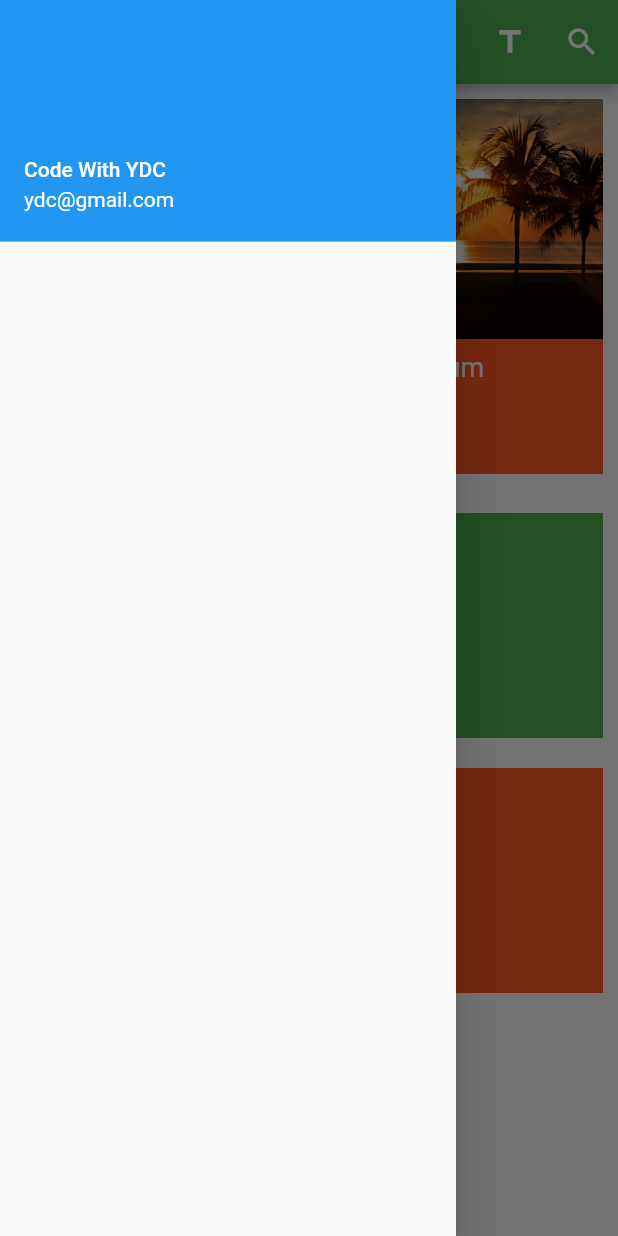
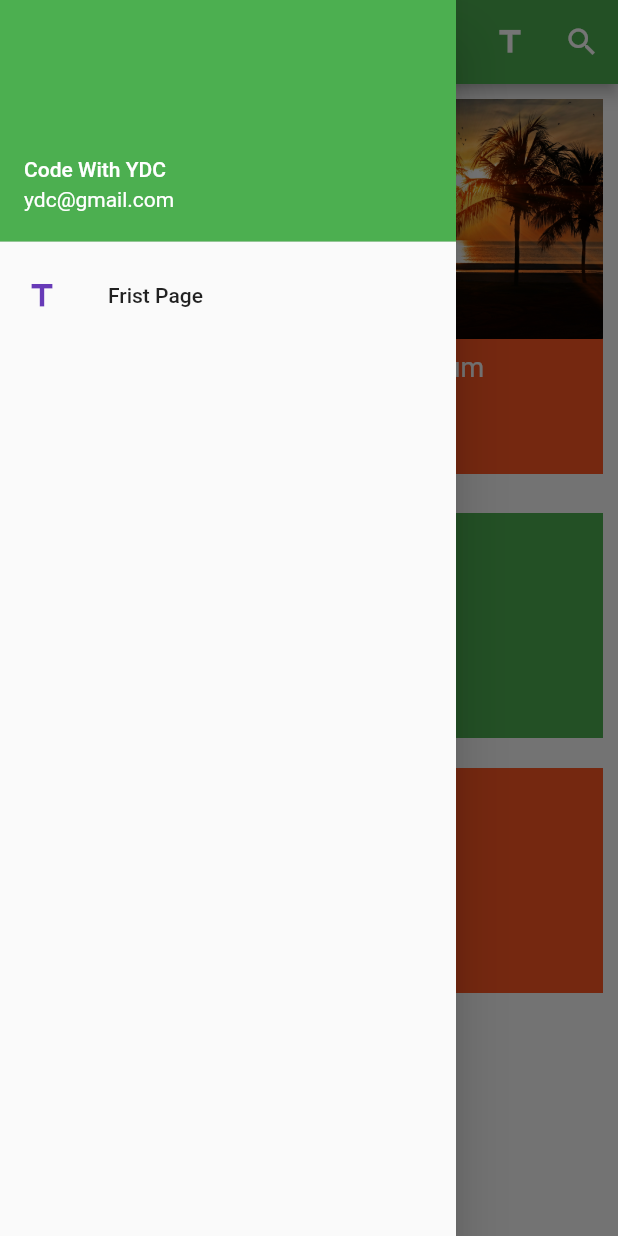
Before and after one commit to Yazdani1/Flutter-App-UI-Design, a Flutter app: the screen it shows after launch, with the side drawer open, on a phone screen of 412 x 824 dp. Run offline on Flutter 3.47's test engine with Material 2 defaults, Android fonts, the phone set to English and light mode, and no system bars.

Commit message:
Drawer Added

```diff
--- a/lib/HomePage.dart
+++ b/lib/HomePage.dart
@@ -38,9 +38,19 @@ class _HomeState extends State<Home> {
 
             new UserAccountsDrawerHeader(
                 accountName: new Text("Code With YDC"),
-                accountEmail: new Text("ydc@gmail.com")
+                accountEmail: new Text("ydc@gmail.com"),
+              decoration: new BoxDecoration(
+                color: Colors.green
+              ),
             ),
 
+            new ListTile(
+              title: new Text("Frist Page"),
+              leading: new Icon(Icons.title,color: Colors.deepPurple,),
+              onTap: (){
+                Navigator.of(context).pop();
+              },
+            )
 
 
           ],
@@ -233,7 +243,7 @@ class _HomeState extends State<Home> {
                               child: new Text("Payment: \$250",
                               style: TextStyle(
                                 fontSize: 19.0,
-                                color: Colors.pink
+                                  color: Colors.white
                               ),
                               ),
                             )
```
